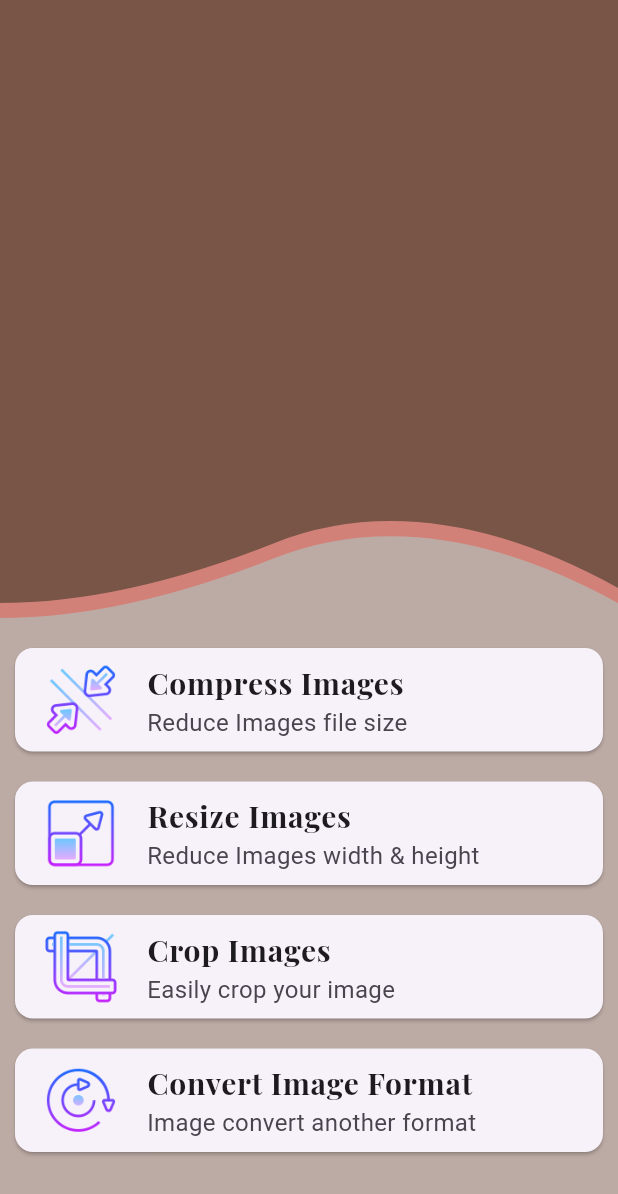
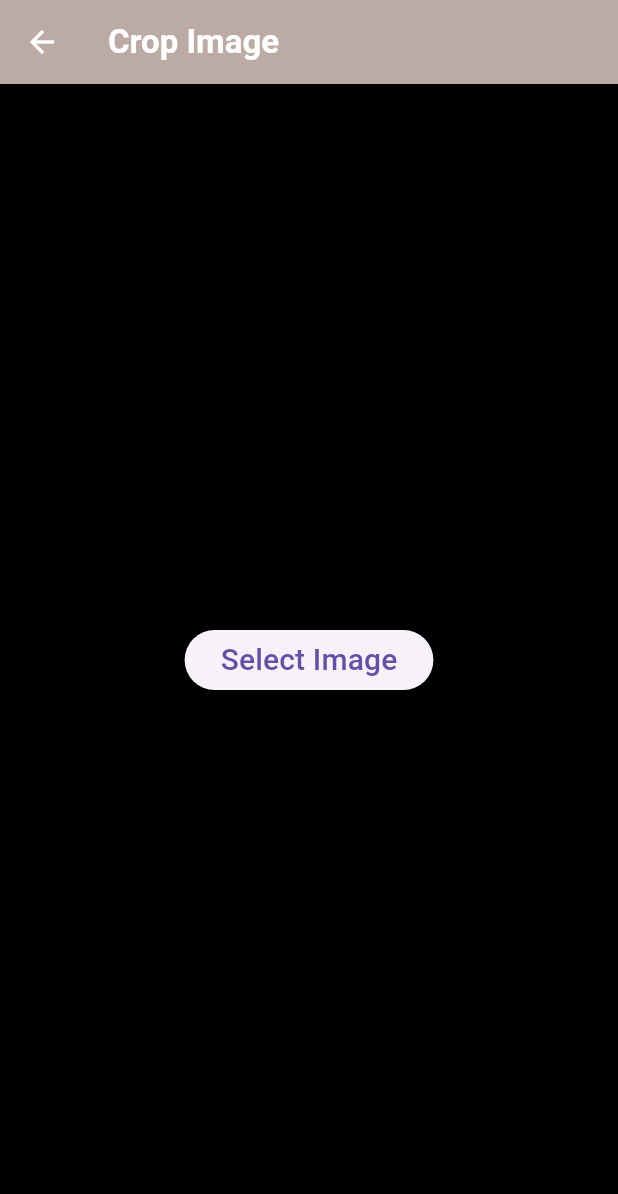
Before and after one commit to Avinashvns/imagecompressorandresizer, a Flutter app: the screen it shows after launch, after a tap on "Crop Images", on a phone screen of 412 x 824 dp. Shown: the top 1194 px of the screen. Run offline on Flutter 3.47's test engine with Material 3 defaults, Android fonts, the phone set to English and light mode, and no system bars; our stand-ins replace flutter_image_compress, image_cropper, image_gallery_saver, image_picker, percent_indicator.

Commit message:
cropping image and save to gallery

```diff
--- a/lib/main.dart
+++ b/lib/main.dart
@@ -1,6 +1,7 @@
 import 'package:flutter/cupertino.dart';
 import 'package:flutter/material.dart';
 import 'package:imagecompressorandresizer/page/compress.dart';
+import 'package:imagecompressorandresizer/page/crop.dart';
 import 'package:imagecompressorandresizer/utils/color.dart';
 import 'package:imagecompressorandresizer/widget/clip_clipper.dart';
 
@@ -132,6 +133,8 @@ class _MyAppState extends State<MyApp> {
                   ),
                   onTap: () {
                     print("Crop Image");
+
+                    Navigator.push(context, MaterialPageRoute(builder: (context)=>CropPage()));
                   },
                 ),
 
--- /dev/null
+++ b/lib/page/crop.dart
@@ -0,0 +1,162 @@
+import 'dart:io';
+import 'package:flutter/material.dart';
+import 'package:image_cropper/image_cropper.dart';
+import 'package:image_gallery_saver/image_gallery_saver.dart';
+import 'package:image_picker/image_picker.dart';
+import 'package:imagecompressorandresizer/utils/color.dart';
+
+class CropPage extends StatefulWidget {
+  const CropPage({super.key});
+
+  @override
+  State<CropPage> createState() => _CropPageState();
+}
+
+class _CropPageState extends State<CropPage> {
+  final ImagePicker _picker = ImagePicker();
+  File? _selectedImage;
+  CroppedFile? _croppedFile;
+
+  // Image Picker Method
+  Future _pickImageFromGallery() async {
+    final returnImage = await _picker.pickImage(source: ImageSource.gallery);
+    if (returnImage == null) return;
+
+
+    final croppedImage = await cropImages(returnImage);
+    if(!mounted)return;
+
+    setState(() {
+      _selectedImage = File(returnImage.path);
+    });
+    _saveImage(File(croppedImage.path));
+  }
+
+  Future<CroppedFile> cropImages(XFile image) async {
+    final croppedFile = await ImageCropper()
+        .cropImage(sourcePath: image.path, aspectRatioPresets: [
+      CropAspectRatioPreset.square,
+      CropAspectRatioPreset.ratio4x3,
+      CropAspectRatioPreset.original,
+      CropAspectRatioPreset.ratio7x5,
+      CropAspectRatioPreset.ratio16x9
+    ],
+        uiSettings: [
+      AndroidUiSettings(
+          toolbarTitle: 'Crop Image',
+          toolbarColor: backgroundColor,
+          toolbarWidgetColor: Colors.white,
+          initAspectRatio: CropAspectRatioPreset.original,
+          lockAspectRatio: false)
+    ]);
+    return croppedFile!;
+  }
+
+  // Save Image
+  void _saveImage(File image) async {
+    try {
+      final result = await ImageGallerySaver.saveFile(
+        image.path,
+      );
+      if (result != null && result.isNotEmpty) {
+        ScaffoldMessenger.of(context).showSnackBar(
+          SnackBar(
+            content: Text('Image saved to gallery'),
+          ),
+        );
+      } else {
+        ScaffoldMessenger.of(context).showSnackBar(
+          SnackBar(
+            content: Text('Failed to save image'),
+          ),
+        );
+      }
+    } catch (e) {
+      ScaffoldMessenger.of(context).showSnackBar(
+        SnackBar(
+          content: Text('Error: $e'),
+        ),
+      );
+    }
+  }
+
+
+  @override
+  Widget build(BuildContext context) {
+    final size = MediaQuery.of(context).size;
+
+    return Scaffold(
+      appBar: AppBar(
+        title: Text(
+          "Crop Image",
+          style: TextStyle(fontWeight: FontWeight.bold, color: Colors.white),
+        ),
+        backgroundColor: backgroundColor,
+        leading: IconButton(
+          icon: Icon(Icons.arrow_back, color: Colors.white),
+          onPressed: () => Navigator.of(context).pop(),
+        ),
+        // actions: [
+        //   IconButton(
+        //       icon: Icon(
+        //         Icons.check,
+        //         color: Colors.white,
+        //       ),
+        //       onPressed: () {
+        //         print("Croped");
+        //       })
+        // ],
+      ),
+      backgroundColor: Colors.black,
+      body: SafeArea(
+        child: Column(
+          mainAxisAlignment: MainAxisAlignment.spaceBetween,
+          children: [
+            Expanded(
+              child: Container(
+                margin: const EdgeInsets.symmetric(vertical: 5, horizontal: 5),
+                color: Colors.black,
+                child: _selectedImage != null
+                    ? Image.file(
+                        _selectedImage!,
+                        fit: BoxFit.fill,
+                      )
+                    : Container(
+                        alignment: Alignment.center,
+                        width: size.width,
+                        child: ElevatedButton(
+                          child: Text(
+                            "Select Image",
+                            style: TextStyle(fontSize: 20),
+                          ),
+                          onPressed: () async {
+                            await _pickImageFromGallery();
+                          },
+                        ),
+                      ),
+              ),
+            ),
+            // Container(
+            //   height: 100,
+            //   color: Colors.green,
+            // ),
+            // Container(
+            //   width: size.width,
+            //   height: size.height/16,
+            //   color: backgroundColor,
+            //   child: ElevatedButton(
+            //     style: ElevatedButton.styleFrom(
+            //       backgroundColor: backgroundColor
+            //     ),
+            //     child: Text("Select Image",style: TextStyle(fontSize: 20,color: Colors.white),),
+            //     onPressed: ()async{
+            //       await _pickImageFromGallery();
+            //     },
+            //   ),
+            // )
+          ],
+        ),
+      ),
+    );
+  }
+}
--- a/pubspec.yaml
+++ b/pubspec.yaml
@@ -36,6 +36,7 @@ dependencies:
   path_provider: ^2.1.3
   image_gallery_saver: ^2.0.3
   percent_indicator: ^4.2.3
+  image_cropper: ^5.0.1
 
 
 
```
Also changed, not shown: lib/page/resize.dart (added), pubspec.lock, 1 other file.
